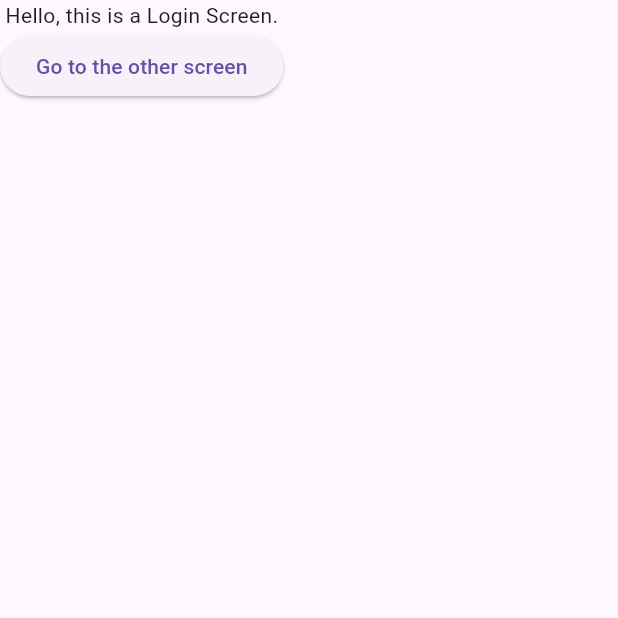
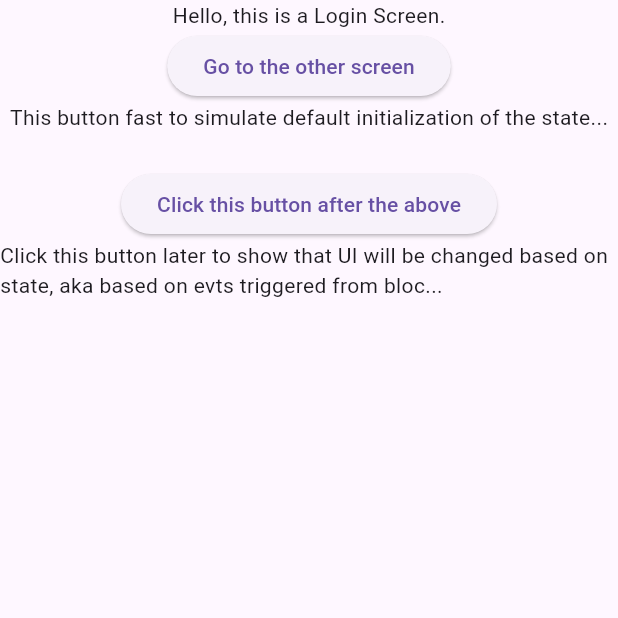
Before and after one commit to phquang98/flutter-project006, a Flutter app: the screen it shows after launch, on a phone screen of 412 x 824 dp, the top half of it. Run offline on Flutter 3.47's test engine with Material 3 defaults, Android fonts, the phone set to English and light mode, and no system bars; our stand-ins replace bloc, equatable, flutter_bloc.

Commit message:
feat: add bloc builder for second page

```diff
--- a/lib/app.dart
+++ b/lib/app.dart
@@ -1,5 +1,4 @@
 import 'dart:developer';
-
 import 'package:flutter/material.dart';
 import 'package:flutter_bloc/flutter_bloc.dart';
 
--- a/lib/authn/bloc/authn_bloc.dart
+++ b/lib/authn/bloc/authn_bloc.dart
@@ -15,10 +15,14 @@ part 'authn_state.dart';
 class AuthnBloc extends Bloc<AuthnEvent, AuthnState> {
   AuthnBloc({required this.simpleRepo}) : super(const AuthnState()) {
     on<LoginRequested>(_onLoginRequested);
+    on<AnotherLoginRequest>(_onAnotherLoginRequested);
   }
 
   final SimpleRepo simpleRepo;
 
+  // --- Handlers ---
+
+  // remember, we trigger events using SubjectEventType (no underscore) and Bloc use DI to map to handlers (have underscore)
   Future<void> _onLoginRequested(
     AuthnEvent evt,
     Emitter<AuthnState> emit,
@@ -46,4 +50,33 @@ class AuthnBloc extends Bloc<AuthnEvent, AuthnState> {
       );
     }
   }
+
+  // remember, we trigger events using SubjectEventType (no underscore) and Bloc use DI to map to handlers (have underscore)
+  Future<void> _onAnotherLoginRequested(
+    AuthnEvent evt,
+    Emitter<AuthnState> emit,
+  ) async {
+    try {
+      if (state.loginStatus == LoginStatus.initial) {
+        final fetchedData = await simpleRepo.login();
+        log("Empty state 2. Populating...");
+        emit(
+          state.mutate(
+            loginStatusHere: LoginStatus.success,
+            userDataHere: fetchedData,
+            errMsgHere: '',
+          ),
+        );
+      } else if (state.loginStatus == LoginStatus.success) {
+        log("State 2 has values. Returning...");
+      }
+    } catch (err) {
+      emit(
+        state.mutate(
+          loginStatusHere: LoginStatus.failure,
+          errMsgHere: 'Failed to fake fetched user data 2!',
+        ),
+      );
+    }
+  }
 }
--- a/lib/authn/bloc/authn_event.dart
+++ b/lib/authn/bloc/authn_event.dart
@@ -7,3 +7,6 @@ sealed class AuthnEvent extends Equatable {
 }
 
 final class LoginRequested extends AuthnEvent {}
+
+// illustrate of firing another evt
+final class AnotherLoginRequest extends AuthnEvent {}
--- a/lib/authn/index.dart
+++ b/lib/authn/index.dart
@@ -2,5 +2,5 @@
 export 'bloc/authn_bloc.dart';
 export 'models/user_data.dart';
 export 'repositories/authn_repository.dart';
-export 'screens/home_screen.dart';
-export 'screens/login_screen.dart';
+export 'screens/home/home_screen.dart';
+export 'screens/login/login_screen.dart';
--- a/lib/authn/screens/home_screen.dart
+++ b/lib/authn/screens/home/home_screen.dart
@@ -1,6 +1,7 @@
 import 'package:flutter/material.dart';
 import 'package:flutter_bloc/flutter_bloc.dart';
-import 'package:flutter_project006/authn/bloc/authn_bloc.dart';
+
+import 'package:flutter_project006/authn/index.dart';
 
 class HomeScreen extends StatefulWidget {
   const HomeScreen({super.key});
--- /dev/null
+++ b/lib/authn/screens/login/login_screen.dart
@@ -0,0 +1,55 @@
+import 'package:flutter/material.dart';
+import 'package:flutter_bloc/flutter_bloc.dart';
+
+import 'package:flutter_project006/authn/index.dart';
+
+class LoginScreen extends StatefulWidget {
+  const LoginScreen({super.key});
+
+  @override
+  State<LoginScreen> createState() => _LoginScreenState();
+}
+
+class _LoginScreenState extends State<LoginScreen> {
+  @override
+  void initState() {
+    super.initState();
+    // Implement some initialization operations here.
+  }
+
+  @override
+  Widget build(BuildContext context) {
+    return Scaffold(
+      body: BlocBuilder<AuthnBloc, AuthnState>(
+        builder: (context, state) {
+          return Column(
+            children: [
+              const Text('Hello, this is a Login Screen.'),
+              ElevatedButton(
+                child: const Text('Go to the other screen'),
+                onPressed: () {
+                  Navigator.of(context).pushNamed('/');
+                },
+              ),
+              const Text(
+                  'This button fast to simulate default initialization of the state...'),
+              const SizedBox(
+                height: 24,
+              ),
+              ElevatedButton(
+                child: const Text('Click this button after the above'),
+                onPressed: () {
+                  // context.read<AuthnBloc>().add(LoginRequested());
+                  context.read<AuthnBloc>().add(AnotherLoginRequest());
+                  Navigator.of(context).pushNamed('/');
+                },
+              ),
+              const Text(
+                  'Click this button later to show that UI will be changed based on state, aka based on evts triggered from bloc...'),
+            ],
+          );
+        },
+      ),
+    );
+  }
+}
--- a/lib/authn/screens/login_screen.dart
+++ /dev/null
@@ -1,33 +0,0 @@
-import 'package:flutter/material.dart';
-
-class LoginScreen extends StatefulWidget {
-  const LoginScreen({super.key});
-
-  @override
-  State<LoginScreen> createState() => _LoginScreenState();
-}
-
-class _LoginScreenState extends State<LoginScreen> {
-  @override
-  void initState() {
-    super.initState();
-    // Implement some initialization operations here.
-  }
-
-  @override
-  Widget build(BuildContext context) {
-    return Scaffold(
-      body: Column(
-        children: [
-          const Text('Hello, this is a Login Screen.'),
-          ElevatedButton(
-            child: const Text('Go to the other screen'),
-            onPressed: () {
-              Navigator.of(context).pushNamed('/');
-            },
-          )
-        ],
-      ),
-    );
-  }
-}
--- a/lib/authn/screens/widgets/login_form.dart
+++ b/lib/authn/screens/widgets/login_form.dart
@@ -1,6 +1,8 @@
 import 'dart:developer';
 import 'package:flutter/material.dart';
 import 'package:flutter_bloc/flutter_bloc.dart';
+
+import 'package:flutter_project006/authn/index.dart';
 
 class LoginForm extends StatelessWidget {
   const LoginForm({super.key});
@@ -8,7 +10,7 @@ class LoginForm extends StatelessWidget {
   @override
   Widget build(BuildContext context) {
     // use to detech bloc state changes in widgets (and later do sth with it)
-    return BlocListener(
+    return BlocListener<AuthnBloc, AuthnState>(
       listener: (context, state) {
         log('check if $context ok...');
         log('check if $state ok...');
--- a/pubspec.yaml
+++ b/pubspec.yaml
@@ -10,7 +10,7 @@ dependencies:
   bloc: ^8.1.0
   flutter_bloc: ^8.1.1
   bloc_concurrency: ^0.2.0
-  equatable: ^2.0.3
+  equatable: ^2.0.5
   flutter:
     sdk: flutter
 
```
